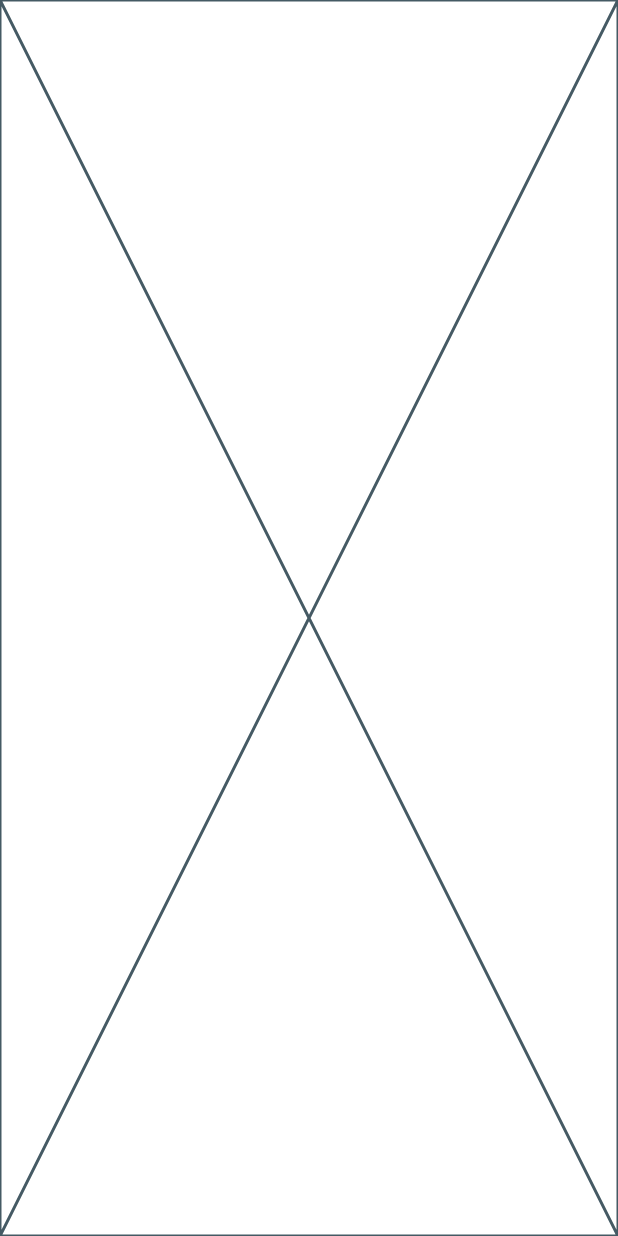
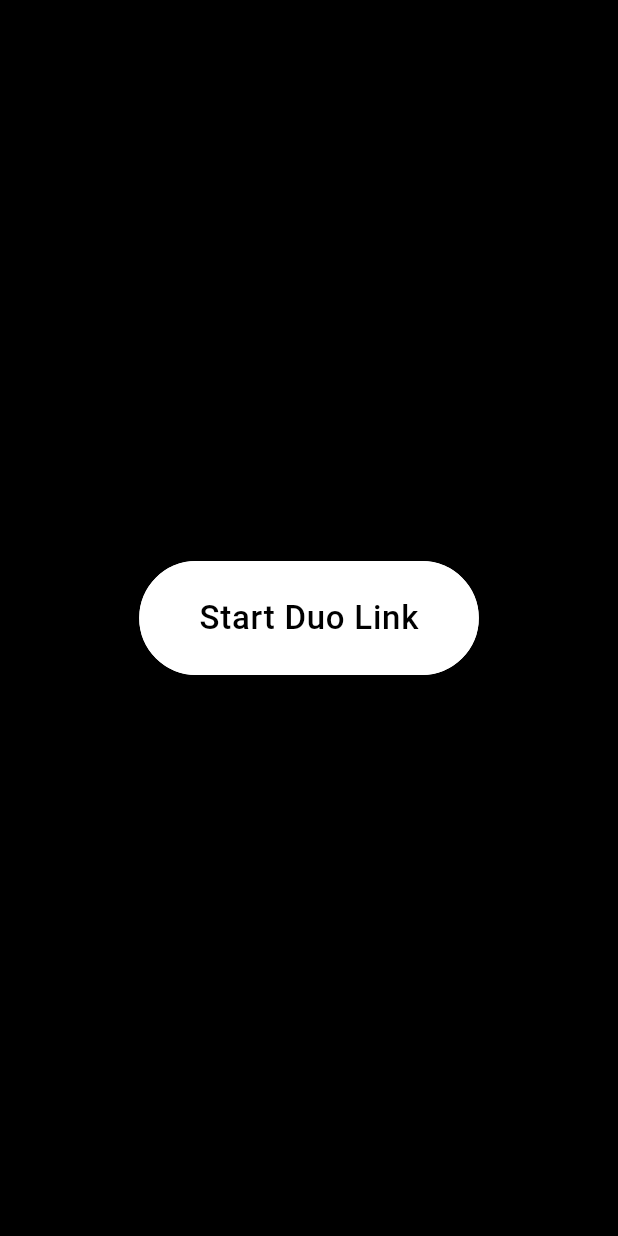
Before and after one commit to Radio-Link/Radio-link, a Flutter app: the screen it shows after launch, on a phone screen of 412 x 824 dp. Run offline on Flutter 3.47's test engine with Material 3 defaults, Android fonts, the phone set to English and light mode, and no system bars; our stand-ins replace google_fonts; Roboto replaces fonts that are missing (Dm Serif Text).

Commit message:
Adds global google font and Adds a Button_style which defines the primary and secondary button styles

```diff
--- a/lib/core/theme/app_theme.dart
+++ b/lib/core/theme/app_theme.dart
@@ -0,0 +1,17 @@
+// lib/src/theme/app_theme.dart
+import 'package:flutter/material.dart';
+import 'package:google_fonts/google_fonts.dart';
+import 'colors.dart';
+
+class AppTheme {
+  static ThemeData darkTheme = ThemeData(
+    useMaterial3: true,
+    brightness: Brightness.dark,
+    scaffoldBackgroundColor: AppColors.black,
+
+    textTheme: GoogleFonts.dmSerifTextTextTheme().apply(
+      bodyColor: AppColors.offWhite,
+      displayColor: AppColors.offWhite,
+    ),
+  );
+}
--- /dev/null
+++ b/lib/core/theme/button_style.dart
@@ -0,0 +1,41 @@
+// lib/src/theme/button_styles.dart
+import 'package:flutter/material.dart';
+import 'package:google_fonts/google_fonts.dart';
+import 'colors.dart';
+
+class AppButtonStyles {
+  // 👇 Base button builder — reusable across all button variants
+  static ButtonStyle _base({
+    required Color background,
+    required Color foreground,
+
+  }) {
+    return ElevatedButton.styleFrom(
+      backgroundColor: background,
+      foregroundColor: foreground,
+      padding: const EdgeInsets.symmetric(horizontal: 40, vertical: 25),
+      shape: RoundedRectangleBorder(
+        borderRadius: BorderRadius.circular(50),
+        side: BorderSide(color: AppColors.white, width: 2),
+      ),
+      textStyle: GoogleFonts.dmSerifText(
+        fontSize: 22,
+        fontWeight: FontWeight.w500,
+        letterSpacing: 0.5,
+      ),
+      elevation: 4,
+    );
+  }
+
+  // ✅ Primary button: white background, black text
+  static final ButtonStyle primary = _base(
+    background: AppColors.white,
+    foreground: AppColors.black,
+  );
+
+  // ✅ Secondary button: black background, white text
+  static final ButtonStyle secondary = _base(
+    background: AppColors.black,
+    foreground: AppColors.white,
+  );
+}
--- a/lib/core/theme/colors.dart
+++ b/lib/core/theme/colors.dart
@@ -2,7 +2,7 @@
 import 'package:flutter/material.dart';
 
 class AppColors {
-  static const Color black = Color(0xFF1E1E1E);
+  static const Color black = Color.fromARGB(255, 0, 0, 0);
   static const Color blackLight = Color(0xFF171717);
   static const Color offWhite = Color(0xFFFFEBEB);
   static const Color red = Color(0xFFFF0000);
--- a/lib/main.dart
+++ b/lib/main.dart
@@ -1,10 +1,10 @@
 // lib/main.dart
 import 'package:flutter/material.dart';
-//import 'package:walkie_talkie/core/theme/app_theme.dart';
+import 'package:walkie_talkie/core/theme/app_theme.dart';
 import 'package:walkie_talkie/presentation/screens/duo_screen.dart';
 
 void main() {
-  runApp(RadioLink());
+  runApp(const RadioLink());
 }
 
 class RadioLink extends StatelessWidget {
@@ -12,9 +12,10 @@ class RadioLink extends StatelessWidget {
 
   @override
   Widget build(BuildContext context) {
-    return const MaterialApp(
+    return MaterialApp(
       title: 'Radio-link',
-      home: DuoScreen(),
+      theme: AppTheme.darkTheme, // 👈 applies your DM Serif text + colors
+      home: const DuoScreen(),
     );
   }
 }
--- a/lib/presentation/screens/duo_screen.dart
+++ b/lib/presentation/screens/duo_screen.dart
@@ -1,4 +1,5 @@
 import 'package:flutter/material.dart';
+import 'package:walkie_talkie/core/theme/button_style.dart';
 
 class DuoScreen extends StatefulWidget {
   const DuoScreen({super.key});
@@ -7,9 +8,27 @@ class DuoScreen extends StatefulWidget {
   State<DuoScreen> createState() => _DuoScreenState();
 }
 
+
 class _DuoScreenState extends State<DuoScreen> {
-  @override
-  Widget build(BuildContext context) {
-    return const Placeholder();
+
+    void _onButtonPressed() {
+    // This is where you handle button tap logic
+    debugPrint('Duo button pressed!');
   }
+
+
+ @override
+Widget build(BuildContext context) {
+  return Scaffold(
+
+    body: Center(
+       child: ElevatedButton(
+          style: AppButtonStyles.primary, // 👈 apply your reusable style
+          onPressed: _onButtonPressed,
+          child: const Text('Start Duo Link'),
+        ),
+    ),
+  );
 }
+
+}
--- a/pubspec.yaml
+++ b/pubspec.yaml
@@ -34,6 +34,7 @@ dependencies:
   # The following adds the Cupertino Icons font to your application.
   # Use with the CupertinoIcons class for iOS style icons.
   cupertino_icons: ^1.0.8
+  google_fonts: ^6.3.2
 
 dev_dependencies:
   flutter_test:
@@ -45,7 +46,6 @@ dev_dependencies:
   # package. See that file for information about deactivating specific lint
   # rules and activating additional ones.
   flutter_lints: ^5.0.0
-  google_fonts: ^6.3.2
 
 # For information on the generic Dart part of this file, see the
 # following page: https://dart.dev/tools/pub/pubspec
```
Also changed, not shown: pubspec.lock.
